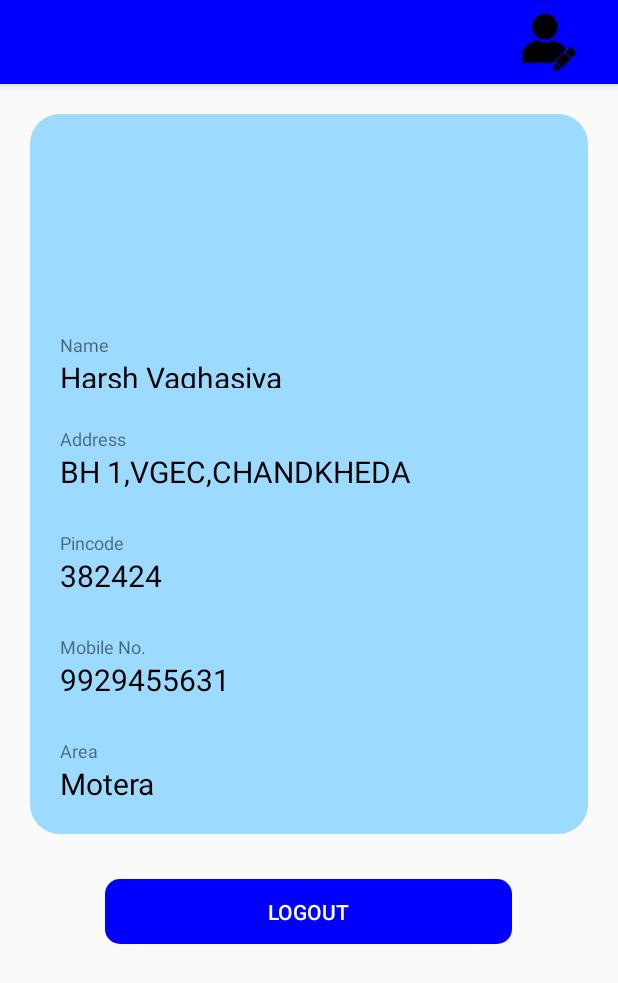
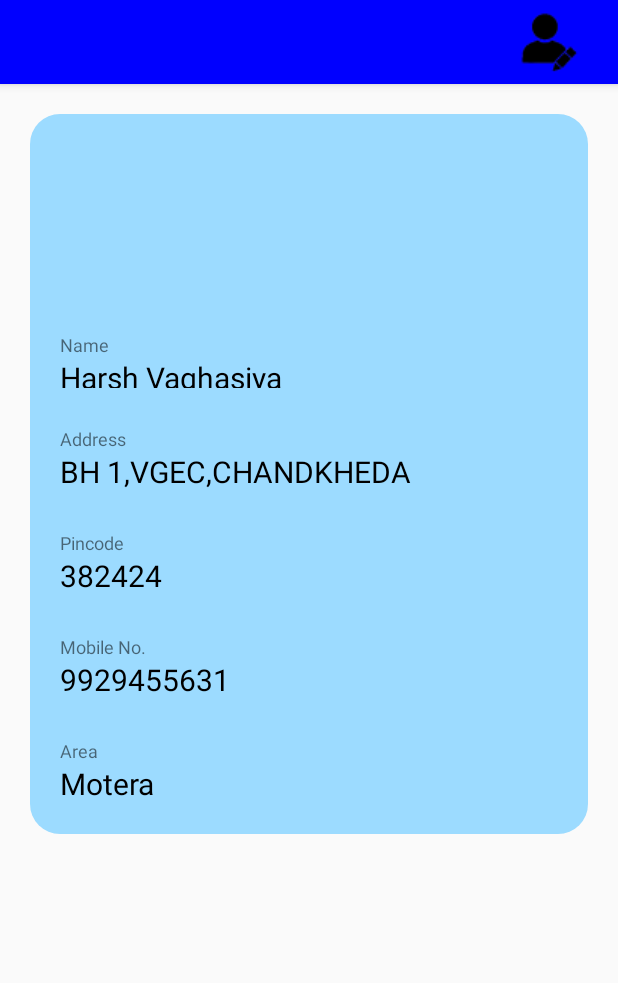
Before and after one commit to Harsh-21-Vaghasiya/MilkMan, an Android app: the Customer_Profile screen opened directly, with no data from a screen before it, on a phone screen of 412 x 824 dp. Shown: the top 983 px of the screen. Run offline under Robolectric (Android 15) with nearby library versions, the phone set to English and light mode, and no system bars.

Commit message:
change roots

```diff
--- a/milkmanandroid/app/src/main/java/com/example/milkman/Customer_Profile.java
+++ b/milkmanandroid/app/src/main/java/com/example/milkman/Customer_Profile.java
@@ -17,7 +17,7 @@ public class Customer_Profile extends AppCompatActivity {
 
     public void  nextcustomerreport(View view)
     {
-        Intent intent = new Intent(Customer_Profile.this, Customer_Report.class);
+        Intent intent = new Intent(Customer_Profile.this, Customer_Edit_Profile.class);
         startActivity(intent);
         finish();
     }
--- a/milkmanandroid/app/src/main/java/com/example/milkman/GLOBAL/Gloabal_details.java
+++ b/milkmanandroid/app/src/main/java/com/example/milkman/GLOBAL/Gloabal_details.java
@@ -9,7 +9,8 @@ import java.util.Locale;
 
 public class Gloabal_details {
 //    public static String IP = "192.168.62.67";
-    public static String IP = "192.168.1.9";
+//    public static String IP = "192.168.1.9";
+    public static String IP = "192.168.170.49";
     public static String PORT = "80";
 //    public static String PORT = "8080";
 
--- a/milkmanandroid/app/src/main/java/com/example/milkman/Testing_Activity.java
+++ b/milkmanandroid/app/src/main/java/com/example/milkman/Testing_Activity.java
@@ -21,4 +21,5 @@ public class Testing_Activity extends AppCompatActivity {
         Intent i = new Intent(this, mobileNo_auth.class);
         startActivity(i);
     }
+
 }
--- a/milkmanandroid/app/src/main/java/com/example/milkman/acitivity_task_list.java
+++ b/milkmanandroid/app/src/main/java/com/example/milkman/acitivity_task_list.java
@@ -42,7 +42,7 @@ public class acitivity_task_list extends AppCompatActivity {
 
     public void  nexttocustomer(View view)
     {
-        Intent intent = new Intent(acitivity_task_list.this, Customer_Edit_Profile.class);
+        Intent intent = new Intent(acitivity_task_list.this, Provider_More.class);
         startActivity(intent);
         finish();
     }
--- a/milkmanandroid/app/src/main/res/layout/activity_customer_edit_profile.xml
+++ b/milkmanandroid/app/src/main/res/layout/activity_customer_edit_profile.xml
@@ -122,6 +122,7 @@
         </LinearLayout>
         <Button
             android:id="@+id/Update"
+            android:onClick="update"
             android:layout_width="308dp"
             android:layout_height="55dp"
             android:layout_gravity="center"
--- a/milkmanandroid/app/src/main/res/layout/activity_customer_profile.xml
+++ b/milkmanandroid/app/src/main/res/layout/activity_customer_profile.xml
@@ -16,6 +16,7 @@
             android:layout_width="match_parent"
             android:layout_height="wrap_content"
             android:background="@color/blue">
+
             <ImageView
                 android:id="@+id/EditeProfile"
                 android:layout_width="wrap_content"
@@ -153,14 +154,14 @@
 
     </LinearLayout>
 
-    <Button
-        android:id="@+id/Logout"
-        android:layout_width="271dp"
-        android:layout_height="43dp"
-        android:layout_gravity="center"
-        android:background="@drawable/button"
-        android:text="@string/Logout"
-        android:textColor="@color/white"
-        android:layout_marginTop="10dp"/>
+<!--    <Button-->
+<!--        android:id="@+id/Logout"-->
+<!--        android:layout_width="271dp"-->
+<!--        android:layout_height="43dp"-->
+<!--        android:layout_gravity="center"-->
+<!--        android:background="@drawable/button"-->
+<!--        android:text="@string/Logout"-->
+<!--        android:textColor="@color/white"-->
+<!--        android:layout_marginTop="10dp"/>-->
 
 </LinearLayout>
--- a/milkmanandroid/app/src/main/res/layout/activity_task_list.xml
+++ b/milkmanandroid/app/src/main/res/layout/activity_task_list.xml
@@ -9,7 +9,6 @@
         android:layout_width="match_parent"
         android:layout_height="wrap_content"
         android:layout_marginBottom="150dp"
-
         >
 
         <androidx.appcompat.widget.Toolbar
@@ -17,7 +16,6 @@
             android:layout_width="match_parent"
             android:layout_height="wrap_content"
             android:background="@color/blue">
-
             <ImageView
                 android:layout_width="wrap_content"
                 android:layout_height="wrap_content"
```
Also changed, not shown: milkmanandroid/app/src/main/java/com/example/milkman/Customer_Edit_Profile.java (+13 -1 lines), milkmanandroid/app/src/main/java/com/example/milkman/Provider_More.java (+20 -1 lines), milkmanandroid/app/src/main/java/com/example/milkman/item_view.java (+14 -1 lines), milkmanandroid/app/src/main/res/drawable/next.xml (+9 -4 lines), milkmanandroid/app/src/main/res/layout/activity_provider_more.xml (+11 -1 lines).
